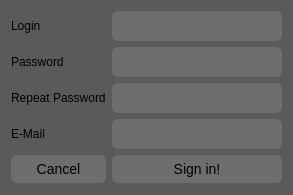
Gluzix/DataBase_Project, file registerwindow.ui: the form before one commit.
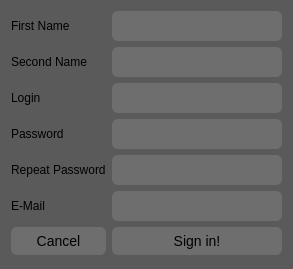
The form after the commit.

Patch:
```diff
--- a/registerwindow.ui
+++ b/registerwindow.ui
@@ -7,7 +7,7 @@
     <x>0</x>
     <y>0</y>
     <width>278</width>
-    <height>195</height>
+    <height>269</height>
    </rect>
   </property>
   <property name="windowTitle">
@@ -19,47 +19,14 @@
 }</string>
   </property>
   <layout class="QGridLayout" name="gridLayout">
-   <item row="0" column="1">
-    <widget class="QLineEdit" name="loginEdit">
-     <property name="styleSheet">
-      <string notr="true">QLineEdit{
-font-size:14px;
-border-radius:6px;
-background-color:rgb(110,110,110);
-padding-top:6px;
-padding-bottom:6px;
-}</string>
-     </property>
-    </widget>
-   </item>
-   <item row="1" column="0">
-    <widget class="QLabel" name="label_2">
-     <property name="text">
-      <string>Password</string>
-     </property>
-    </widget>
-   </item>
-   <item row="2" column="0">
+   <item row="4" column="0">
     <widget class="QLabel" name="label_3">
      <property name="text">
       <string>Repeat Password</string>
      </property>
     </widget>
    </item>
-   <item row="1" column="1">
-    <widget class="QLineEdit" name="pwdEdit">
-     <property name="styleSheet">
-      <string notr="true">QLineEdit{
-font-size:14px;
-border-radius:6px;
-background-color:rgb(110,110,110);
-padding-top:6px;
-padding-bottom:6px;
-}</string>
-     </property>
-    </widget>
-   </item>
-   <item row="3" column="1">
+   <item row="5" column="1">
     <widget class="QLineEdit" name="emailEdit">
      <property name="styleSheet">
       <string notr="true">QLineEdit{
@@ -72,14 +39,7 @@
      </property>
     </widget>
    </item>
-   <item row="0" column="0">
-    <widget class="QLabel" name="label">
-     <property name="text">
-      <string>Login</string>
-     </property>
-    </widget>
-   </item>
-   <item row="3" column="0">
+   <item row="5" column="0">
     <widget class="QLabel" name="label_4">
      <property name="text">
       <string>E-Mail</string>
@@ -87,7 +47,7 @@
     </widget>
    </item>
    <item row="2" column="1">
-    <widget class="QLineEdit" name="pwdRepeatEdit">
+    <widget class="QLineEdit" name="loginEdit">
      <property name="styleSheet">
       <string notr="true">QLineEdit{
 font-size:14px;
@@ -99,7 +59,54 @@
      </property>
     </widget>
    </item>
-   <item row="6" column="1">
+   <item row="3" column="1">
+    <widget class="QLineEdit" name="pwdEdit">
+     <property name="styleSheet">
+      <string notr="true">QLineEdit{
+font-size:14px;
+border-radius:6px;
+background-color:rgb(110,110,110);
+padding-top:6px;
+padding-bottom:6px;
+}</string>
+     </property>
+    </widget>
+   </item>
+   <item row="1" column="0">
+    <widget class="QLabel" name="label_5">
+     <property name="text">
+      <string>Second Name</string>
+     </property>
+    </widget>
+   </item>
+   <item row="2" column="0">
+    <widget class="QLabel" name="label">
+     <property name="text">
+      <string>Login</string>
+     </property>
+    </widget>
+   </item>
+   <item row="8" column="0">
+    <widget class="QPushButton" name="cancelButton">
+     <property name="styleSheet">
+      <string notr="true">QPushButton{
+font-size:14px;
+border-radius:6px;
+background-color:rgb(110,110,110);
+padding-top:6px;
+padding-bottom:6px;
+}
+
+QPushButton:hover{
+background-color:rgb(130,130,130);
+}</string>
+     </property>
+     <property name="text">
+      <string>Cancel</string>
+     </property>
+    </widget>
+   </item>
+   <item row="8" column="1">
     <widget class="QPushButton" name="registerButton">
      <property name="minimumSize">
       <size>
@@ -125,23 +132,56 @@
      </property>
     </widget>
    </item>
-   <item row="6" column="0">
-    <widget class="QPushButton" name="cancelButton">
+   <item row="3" column="0">
+    <widget class="QLabel" name="label_2">
+     <property name="text">
+      <string>Password</string>
+     </property>
+    </widget>
+   </item>
+   <item row="4" column="1">
+    <widget class="QLineEdit" name="pwdRepeatEdit">
      <property name="styleSheet">
-      <string notr="true">QPushButton{
+      <string notr="true">QLineEdit{
 font-size:14px;
 border-radius:6px;
 background-color:rgb(110,110,110);
 padding-top:6px;
 padding-bottom:6px;
-}
-
-QPushButton:hover{
-background-color:rgb(130,130,130);
 }</string>
      </property>
+    </widget>
+   </item>
+   <item row="0" column="0">
+    <widget class="QLabel" name="label_6">
      <property name="text">
-      <string>Cancel</string>
+      <string>First Name</string>
+     </property>
+    </widget>
+   </item>
+   <item row="0" column="1">
+    <widget class="QLineEdit" name="firstNameEdit">
+     <property name="styleSheet">
+      <string notr="true">QLineEdit{
+font-size:14px;
+border-radius:6px;
+background-color:rgb(110,110,110);
+padding-top:6px;
+padding-bottom:6px;
+}</string>
+     </property>
+    </widget>
+   </item>
+   <item row="1" column="1">
+    <widget class="QLineEdit" name="secondNameEdit">
+     <property name="styleSheet">
+      <string notr="true">QLineEdit{
+font-size:14px;
+border-radius:6px;
+background-color:rgb(110,110,110);
+padding-top:6px;
+padding-bottom:6px;
+}</string>
      </property>
     </widget>
    </item>
```
